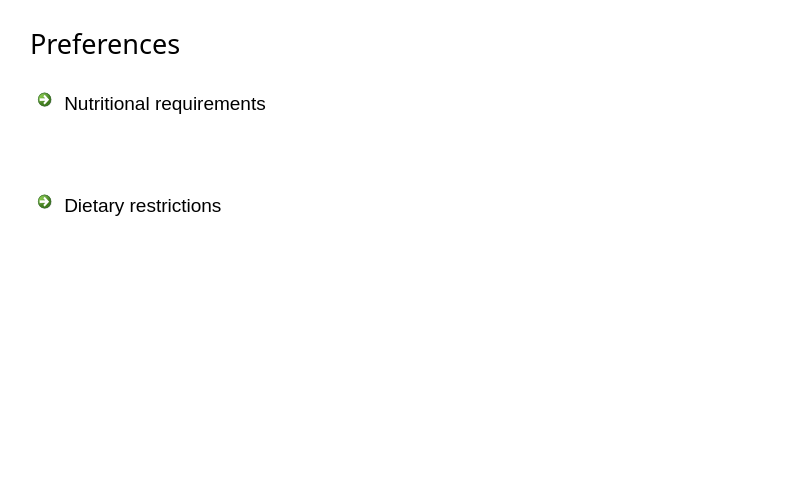
josh-minch/spartan, file ui/ui_prefwidget.ui: the form before one commit.
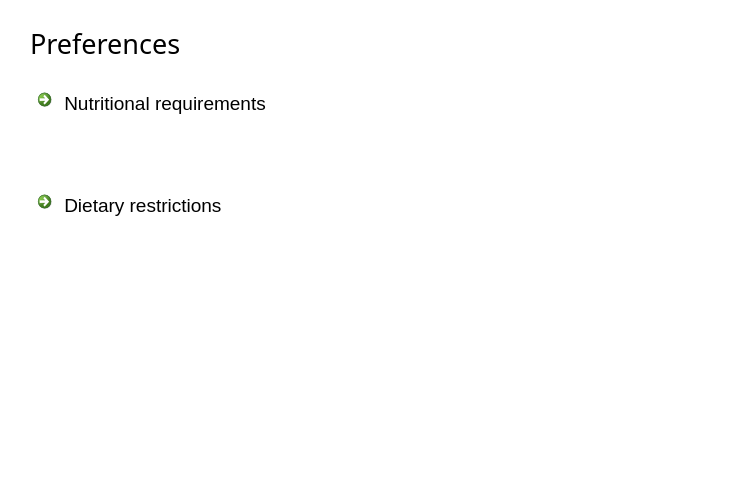
The form after the commit. Icons and pictures are not drawn.

```diff
--- a/ui/ui_prefwidget.ui
+++ b/ui/ui_prefwidget.ui
@@ -6,7 +6,7 @@
    <rect>
     <x>0</x>
     <y>0</y>
-    <width>806</width>
+    <width>753</width>
     <height>502</height>
    </rect>
   </property>
```
Left out of the diff: 6 changed lines with no effect on the pictures.
